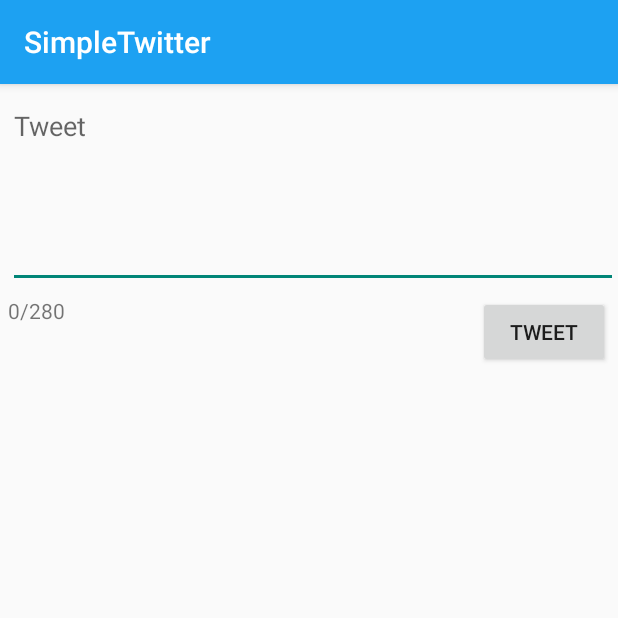
After one commit to Supernova128/Twitter, an Android app: the TweetActivity screen opened directly, with no data from a screen before it, on a phone screen of 412 x 824 dp, the top half of it. The commit adds this screen. Run offline under Robolectric (Android 15) with nearby library versions, the phone set to English and light mode, and no system bars; our stand-ins replace Room's generated code; libraries missing offline, so code that uses them is left out: com.codepath.asynchttpclient, com.facebook.stetho, org.parceler; 1 statement that could not run was skipped.

Commit message:
Did Part 2

```diff
--- a/app/build.gradle
+++ b/app/build.gradle
@@ -46,10 +46,14 @@ dependencies {
     implementation 'com.github.bumptech.glide:glide:4.11.0'
     implementation 'androidx.constraintlayout:constraintlayout:2.0.4'
     implementation 'androidx.recyclerview:recyclerview:1.1.0'
+    implementation 'androidx.mediarouter:mediarouter:1.1.0'
     // Room for simple persistence with an ORM
     def room_version = "2.2.5"
     implementation "androidx.room:room-runtime:$room_version"
     annotationProcessor "androidx.room:room-compiler:$room_version"
     implementation 'com.facebook.stetho:stetho:1.5.1'
     implementation 'androidx.swiperefreshlayout:swiperefreshlayout:1.0.0'
+    implementation 'com.google.android.material:material:1.1.0'
+    implementation 'org.parceler:parceler:1.1.12'
+    implementation 'org.parceler:parceler-api:1.1.12'
 }
--- /dev/null
+++ b/app/src/main/java/com/codepath/apps/Twitterclient/TweetActivity.java
@@ -0,0 +1,102 @@
+package com.codepath.apps.Twitterclient;
+
+import androidx.appcompat.app.AppCompatActivity;
+
+import android.content.Intent;
+import android.os.Bundle;
+import android.text.Editable;
+import android.text.TextWatcher;
+import android.util.Log;
+import android.view.View;
+import android.widget.Button;
+import android.widget.EditText;
+import android.widget.TextView;
+import android.widget.Toast;
+
+import com.codepath.apps.Twitterclient.models.Tweet;
+import com.codepath.asynchttpclient.callback.JsonHttpResponseHandler;
+
+import org.json.JSONException;
+import org.parceler.Parcels;
+
+import okhttp3.Headers;
+
+public class TweetActivity extends AppCompatActivity {
+
+    public static final int MAX_TWEET_LENGTH = 280;
+    public static final String TAG = "TweetActivity";
+
+    EditText etTweet;
+    Button btnTweet;
+    TextView tvChar;
+    TwitterClient client;
+
+    @Override
+    protected void onCreate(Bundle savedInstanceState) {
+        super.onCreate(savedInstanceState);
+        setContentView(R.layout.activity_tweet);
+
+        client = TwitterApplication.getRestClient(this);
+
+        etTweet = findViewById(R.id.etTweet);
+        btnTweet = findViewById(R.id.btnTweet);
+        tvChar = findViewById(R.id.tvChar);
+
+        // get click listener on button
+        // make call to post tweet on twitter.
+
+        btnTweet.setOnClickListener(new View.OnClickListener() {
+            @Override
+            public void onClick(View v) {
+                String tweetContent = etTweet.getText().toString();
+                if (tweetContent.isEmpty()){
+                    Toast.makeText(TweetActivity.this,"Tweet can not be empty",Toast.LENGTH_SHORT).show();
+                    return;
+                }
+                else if (tweetContent.length() > MAX_TWEET_LENGTH) {
+                    Toast.makeText(TweetActivity.this,"Tweet is too long",Toast.LENGTH_SHORT).show();
+                    return;
+                }
+                Toast.makeText(TweetActivity.this,"Tweet Successful",Toast.LENGTH_LONG).show();
+
+                client.PublishTweet(tweetContent, new JsonHttpResponseHandler() {
+                    @Override
+                    public void onSuccess(int statusCode, Headers headers, JSON json) {
+                        Log.i(TAG,"onSuccess to publish tweet");
+                        try {
+                            Tweet tweet = Tweet.fromJson(json.jsonObject);
+                            Intent intent = new Intent();
+                            intent.putExtra("tweet", Parcels.wrap(tweet));
+                            setResult(RESULT_OK,intent);
+                            finish();
+                        } catch (JSONException e) {
+                            e.printStackTrace();
+                        }
+                    }
+                    @Override
+                    public void onFailure(int statusCode, Headers headers, String response, Throwable throwable) {
+                        Log.e(TAG,"onFailure to publish tweet",throwable);
+                    }
+                });
+            }
+        });
+        etTweet.addTextChangedListener(new TextWatcher() {
+            @Override
+            public void beforeTextChanged(CharSequence s, int start, int count, int after) {
+                String Left = Integer.toString(0) + "/" + Integer.toString(MAX_TWEET_LENGTH);
+                tvChar.setText(Left);
+            }
+
+            @Override
+            public void onTextChanged(CharSequence s, int start, int before, int count) {
+                int length = etTweet.getText().toString().length();
+                String Left = Integer.toString(length) + "/" + Integer.toString(MAX_TWEET_LENGTH);
+                tvChar.setText(Left);
+            }
+
+            @Override
+            public void afterTextChanged(Editable s) {
+            }
+        });
+    }
+}
--- a/app/src/main/java/com/codepath/apps/Twitterclient/models/Tweet.java
+++ b/app/src/main/java/com/codepath/apps/Twitterclient/models/Tweet.java
@@ -5,16 +5,18 @@ import com.codepath.apps.Twitterclient.TimeFormatter;
 import org.json.JSONArray;
 import org.json.JSONException;
 import org.json.JSONObject;
+import org.parceler.Parcel;
 
 import java.util.ArrayList;
 import java.util.List;
-
+@Parcel
 public class Tweet {
 
     public String body;
     public String createdAt;
     public User user;
     public long id;
+    public Tweet(){}
     public static Tweet fromJson(JSONObject jsonObject) throws JSONException {
         Tweet tweet = new Tweet();
         tweet.body = jsonObject.getString("text");
@@ -23,7 +25,6 @@ public class Tweet {
         tweet.user = User.fromJson(jsonObject.getJSONObject("user"));
         return tweet;
     }
-
     public static List<Tweet> fromJSONArray(JSONArray jsonArray) throws JSONException {
         List<Tweet> tweets = new ArrayList<>();
         for (int i = 0; i < jsonArray.length(); i++){
--- a/app/src/main/java/com/codepath/apps/Twitterclient/models/User.java
+++ b/app/src/main/java/com/codepath/apps/Twitterclient/models/User.java
@@ -2,12 +2,16 @@ package com.codepath.apps.Twitterclient.models;
 
 import org.json.JSONException;
 import org.json.JSONObject;
+import org.parceler.Parcel;
 
+@Parcel
 public class User {
 
     public String name;
     public String screenName;
     public String profileImageURL;
+
+    public User() {}
 
     public static User fromJson(JSONObject jsonObject) throws JSONException {
         User user = new User();
--- /dev/null
+++ b/app/src/main/res/layout/activity_tweet.xml
@@ -0,0 +1,45 @@
+<?xml version="1.0" encoding="utf-8"?>
+<RelativeLayout
+    xmlns:android="http://schemas.android.com/apk/res/android"
+    xmlns:app="http://schemas.android.com/apk/res-auto"
+    xmlns:tools="http://schemas.android.com/tools"
+    android:layout_width="match_parent"
+    android:layout_height="match_parent"
+    tools:context=".TweetActivity">
+
+    <EditText
+        android:id="@+id/etTweet"
+        android:layout_width="match_parent"
+        android:layout_height="wrap_content"
+        android:layout_alignParentStart="true"
+        android:layout_alignParentTop="true"
+        android:layout_marginStart="5dp"
+        android:layout_marginTop="5dp"
+        android:ems="10"
+        android:gravity="start|top"
+        android:hint="Tweet"
+        android:inputType="textMultiLine"
+        android:minLines="5" />
+
+    <Button
+        android:id="@+id/btnTweet"
+        android:layout_width="wrap_content"
+        android:layout_height="wrap_content"
+        android:layout_below="@+id/etTweet"
+        android:layout_alignParentEnd="true"
+        android:layout_marginTop="5dp"
+        android:layout_marginEnd="5dp"
+        android:text="Tweet" />
+
+    <TextView
+        android:id="@+id/tvChar"
+        android:layout_width="wrap_content"
+        android:layout_height="wrap_content"
+        android:layout_below="@+id/etTweet"
+        android:layout_alignParentStart="true"
+        android:layout_marginStart="5dp"
+        android:layout_marginTop="5dp"
+        android:layout_marginEnd="5dp"
+        android:layout_toStartOf="@+id/btnTweet"
+        android:text="0/280" />
+</RelativeLayout>
--- a/app/src/main/res/values/styles.xml
+++ b/app/src/main/res/values/styles.xml
@@ -1,11 +1,7 @@
 <resources>
 
     <style name="AppBaseTheme" parent="Theme.AppCompat.Light.DarkActionBar">
-        <!--
-            Theme customizations available in newer API levels can go in
-            res/values-vXX/styles.xml, while customizations related to
-            backward-compatibility can go here.
-        -->
+        <item name="colorPrimary">@color/twitter_blue</item>
     </style>
 
     <!-- Application theme. -->
--- a/build.gradle
+++ b/build.gradle
@@ -5,7 +5,7 @@ buildscript {
         jcenter()
     }
     dependencies {
-        classpath 'com.android.tools.build:gradle:3.6.1'
+        classpath 'com.android.tools.build:gradle:4.1.2'
     }
 }
 
```
Also changed, not shown: app/src/main/AndroidManifest.xml (+4 -3 lines), app/src/main/java/com/codepath/apps/Twitterclient/TimelineActivity.java (+33 -0 lines), app/src/main/java/com/codepath/apps/Twitterclient/TwitterClient.java (+7 -0 lines), app/src/main/res/menu/menu_main.xml (added, +10 -0 lines), gradle/wrapper/gradle-wrapper.properties.
